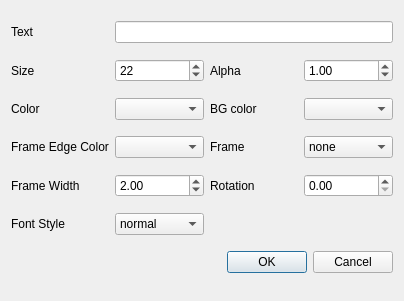
austinmcano/GGG, file src/Ui_Files/Dialogs/annotation_dialog.ui: the form before one commit.
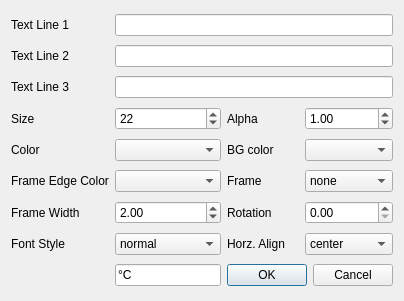
The form after the commit.

Diff of the .ui file:
```diff
--- a/src/Ui_Files/Dialogs/annotation_dialog.ui
+++ b/src/Ui_Files/Dialogs/annotation_dialog.ui
@@ -14,80 +14,90 @@
    <string>Dialog</string>
   </property>
   <layout class="QGridLayout" name="gridLayout">
+   <item row="8" column="3">
+    <widget class="QComboBox" name="ha_cb">
+     <item>
+      <property name="text">
+       <string>center</string>
+      </property>
+     </item>
+     <item>
+      <property name="text">
+       <string>left</string>
+      </property>
+     </item>
+     <item>
+      <property name="text">
+       <string>right</string>
+      </property>
+     </item>
+    </widget>
+   </item>
+   <item row="8" column="2">
+    <widget class="QLabel" name="label_13">
+     <property name="text">
+      <string>Horz. Align</string>
+     </property>
+    </widget>
+   </item>
+   <item row="2" column="0">
+    <widget class="QLabel" name="label_12">
+     <property name="text">
+      <string>Text Line 3</string>
+     </property>
+    </widget>
+   </item>
+   <item row="2" column="1" colspan="3">
+    <widget class="QLineEdit" name="text_3"/>
+   </item>
    <item row="3" column="0">
-    <widget class="QLabel" name="label_5">
-     <property name="text">
-      <string>Frame Edge Color</string>
-     </property>
-    </widget>
-   </item>
-   <item row="1" column="2">
-    <widget class="QLabel" name="label_7">
-     <property name="text">
-      <string>Alpha</string>
-     </property>
-    </widget>
-   </item>
-   <item row="3" column="1">
-    <widget class="QComboBox" name="framecolor"/>
-   </item>
-   <item row="1" column="0">
     <widget class="QLabel" name="label">
      <property name="text">
       <string>Size</string>
      </property>
     </widget>
    </item>
-   <item row="4" column="1">
-    <widget class="QDoubleSpinBox" name="framewidth_sb">
-     <property name="value">
-      <double>2.000000000000000</double>
-     </property>
-    </widget>
-   </item>
-   <item row="0" column="0">
-    <widget class="QLabel" name="label_3">
-     <property name="text">
-      <string>Text</string>
-     </property>
-    </widget>
-   </item>
-   <item row="4" column="0">
-    <widget class="QLabel" name="label_4">
-     <property name="text">
-      <string>Frame Width</string>
-     </property>
-    </widget>
-   </item>
-   <item row="1" column="1">
+   <item row="3" column="1">
     <widget class="QSpinBox" name="size">
      <property name="value">
       <number>22</number>
      </property>
     </widget>
    </item>
-   <item row="1" column="3">
+   <item row="3" column="3">
     <widget class="QDoubleSpinBox" name="alpha">
      <property name="value">
       <double>1.000000000000000</double>
      </property>
     </widget>
    </item>
-   <item row="0" column="1" colspan="3">
-    <widget class="QLineEdit" name="text">
-     <property name="text">
-      <string/>
-     </property>
+   <item row="8" column="1">
+    <widget class="QComboBox" name="fontstyle">
+     <item>
+      <property name="text">
+       <string>normal</string>
+      </property>
+     </item>
+     <item>
+      <property name="text">
+       <string>italic</string>
+      </property>
+     </item>
+     <item>
+      <property name="text">
+       <string>oblique</string>
+      </property>
+     </item>
     </widget>
    </item>
-   <item row="3" column="2">
-    <widget class="QLabel" name="label_2">
+   <item row="0" column="0">
+    <widget class="QLabel" name="label_3">
      <property name="text">
-      <string>Frame</string>
+      <string>Text Line 1</string>
      </property>
     </widget>
    </item>
-   <item row="3" column="3">
+   <item row="5" column="3">
     <widget class="QComboBox" name="frame">
      <item>
       <property name="text">
@@ -142,69 +152,68 @@
     </widget>
    </item>
    <item row="6" column="0">
+    <widget class="QLabel" name="label_4">
+     <property name="text">
+      <string>Frame Width</string>
+     </property>
+    </widget>
+   </item>
+   <item row="6" column="1">
+    <widget class="QDoubleSpinBox" name="framewidth_sb">
+     <property name="value">
+      <double>2.000000000000000</double>
+     </property>
+    </widget>
+   </item>
+   <item row="8" column="0">
     <widget class="QLabel" name="label_9">
      <property name="text">
       <string>Font Style</string>
      </property>
     </widget>
    </item>
-   <item row="6" column="1">
-    <widget class="QComboBox" name="fontstyle">
-     <item>
-      <property name="text">
-       <string>normal</string>
-      </property>
-     </item>
-     <item>
-      <property name="text">
-       <string>italic</string>
-      </property>
-     </item>
-     <item>
-      <property name="text">
-       <string>oblique</string>
-      </property>
-     </item>
-    </widget>
-   </item>
-   <item row="2" column="0">
+   <item row="4" column="0">
     <widget class="QLabel" name="label_11">
      <property name="text">
       <string>Color</string>
      </property>
     </widget>
    </item>
-   <item row="2" column="1">
+   <item row="4" column="1">
     <widget class="QComboBox" name="color"/>
    </item>
-   <item row="7" column="0" colspan="4">
-    <widget class="QDialogButtonBox" name="buttonBox">
-     <property name="orientation">
-      <enum>Qt::Horizontal</enum>
+   <item row="5" column="2">
+    <widget class="QLabel" name="label_2">
+     <property name="text">
+      <string>Frame</string>
      </property>
-     <property name="standardButtons">
-      <set>QDialogButtonBox::Cancel|QDialogButtonBox::Ok</set>
-     </property>
     </widget>
    </item>
-   <item row="2" column="2">
-    <widget class="QLabel" name="label_6">
+   <item row="0" column="1" colspan="3">
+    <widget class="QLineEdit" name="text">
      <property name="text">
-      <string>BG color</string>
+      <string/>
      </property>
     </widget>
    </item>
-   <item row="2" column="3">
-    <widget class="QComboBox" name="bgcolor"/>
+   <item row="5" column="1">
+    <widget class="QComboBox" name="framecolor"/>
    </item>
-   <item row="4" column="2">
-    <widget class="QLabel" name="label_10">
+   <item row="3" column="2">
+    <widget class="QLabel" name="label_7">
      <property name="text">
-      <string>Rotation</string>
+      <string>Alpha</string>
      </property>
     </widget>
    </item>
-   <item row="4" column="3">
+   <item row="5" column="0">
+    <widget class="QLabel" name="label_5">
+     <property name="text">
+      <string>Frame Edge Color</string>
+     </property>
+    </widget>
+   </item>
+   <item row="6" column="3">
     <widget class="QDoubleSpinBox" name="rotation">
      <property name="maximum">
       <double>360.000000000000000</double>
@@ -214,6 +223,50 @@
      </property>
     </widget>
    </item>
+   <item row="6" column="2">
+    <widget class="QLabel" name="label_10">
+     <property name="text">
+      <string>Rotation</string>
+     </property>
+    </widget>
+   </item>
+   <item row="4" column="2">
+    <widget class="QLabel" name="label_6">
+     <property name="text">
+      <string>BG color</string>
+     </property>
+    </widget>
+   </item>
+   <item row="4" column="3">
+    <widget class="QComboBox" name="bgcolor"/>
+   </item>
+   <item row="1" column="1" colspan="3">
+    <widget class="QLineEdit" name="text_2"/>
+   </item>
+   <item row="1" column="0">
+    <widget class="QLabel" name="label_8">
+     <property name="text">
+      <string>Text Line 2</string>
+     </property>
+    </widget>
+   </item>
+   <item row="10" column="2" colspan="2">
+    <widget class="QDialogButtonBox" name="buttonBox">
+     <property name="orientation">
+      <enum>Qt::Horizontal</enum>
+     </property>
+     <property name="standardButtons">
+      <set>QDialogButtonBox::Cancel|QDialogButtonBox::Ok</set>
+     </property>
+    </widget>
+   </item>
+   <item row="10" column="1">
+    <widget class="QLineEdit" name="lineEdit">
+     <property name="text">
+      <string>°C</string>
+     </property>
+    </widget>
+   </item>
   </layout>
  </widget>
  <resources/>
```
